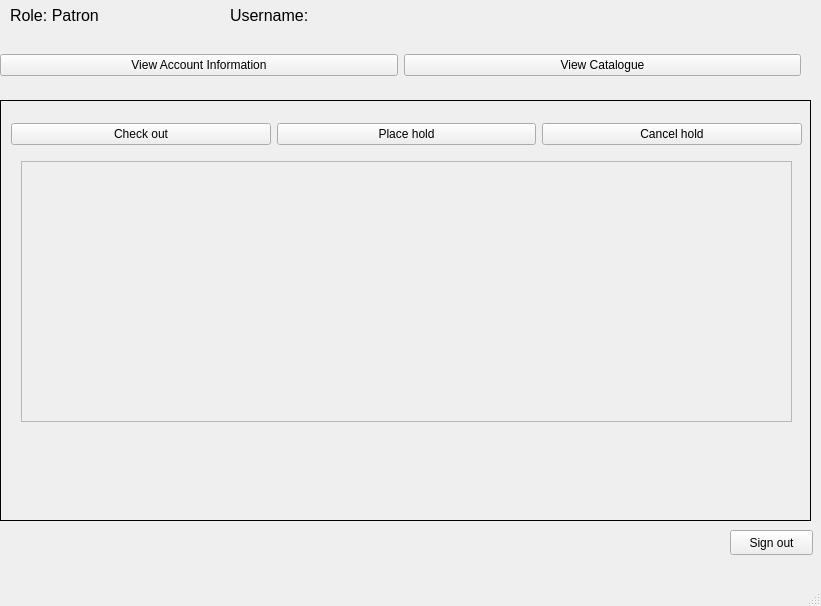
Before: the Qt Designer form testProject/patronwindow.ui in PhiPham1507/HinLIBS, drawn with Qt 5.
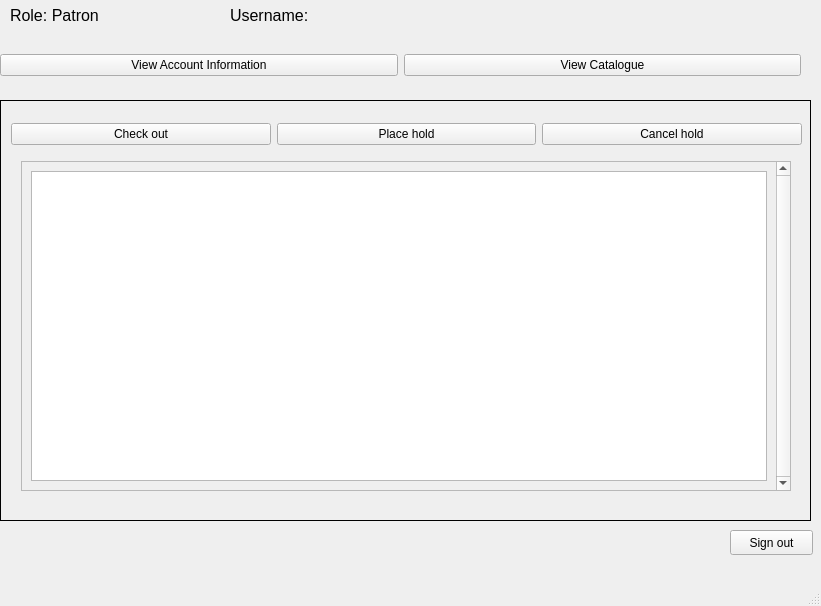
After: the same form once the commit is applied.

Commit message: Table view displays elements.... from the bottom.

What changed in the file:
```diff
--- a/testProject/patronwindow.ui
+++ b/testProject/patronwindow.ui
@@ -256,10 +256,22 @@
        <rect>
         <x>20</x>
         <y>60</y>
-        <width>771</width>
-        <height>261</height>
+        <width>770</width>
+        <height>330</height>
        </rect>
       </property>
+      <property name="sizePolicy">
+       <sizepolicy hsizetype="Fixed" vsizetype="Fixed">
+        <horstretch>0</horstretch>
+        <verstretch>0</verstretch>
+       </sizepolicy>
+      </property>
+      <property name="verticalScrollBarPolicy">
+       <enum>Qt::ScrollBarAlwaysOn</enum>
+      </property>
+      <property name="horizontalScrollBarPolicy">
+       <enum>Qt::ScrollBarAlwaysOff</enum>
+      </property>
       <property name="widgetResizable">
        <bool>true</bool>
       </property>
@@ -268,21 +280,22 @@
         <rect>
          <x>0</x>
          <y>0</y>
-         <width>769</width>
-         <height>259</height>
+         <width>754</width>
+         <height>328</height>
         </rect>
        </property>
-       <widget class="QWidget" name="verticalLayoutWidget">
-        <property name="geometry">
-         <rect>
-          <x>0</x>
-          <y>0</y>
-          <width>771</width>
-          <height>261</height>
-         </rect>
-        </property>
-        <layout class="QVBoxLayout" name="catalogueVerticalLayout"/>
-       </widget>
+       <layout class="QVBoxLayout" name="verticalLayout">
+        <item>
+         <widget class="QTableView" name="tableView">
+          <property name="alternatingRowColors">
+           <bool>true</bool>
+          </property>
+          <property name="horizontalScrollMode">
+           <enum>QAbstractItemView::ScrollPerPixel</enum>
+          </property>
+         </widget>
+        </item>
+       </layout>
       </widget>
      </widget>
     </widget>
```
The commit also changes 5 other files.
